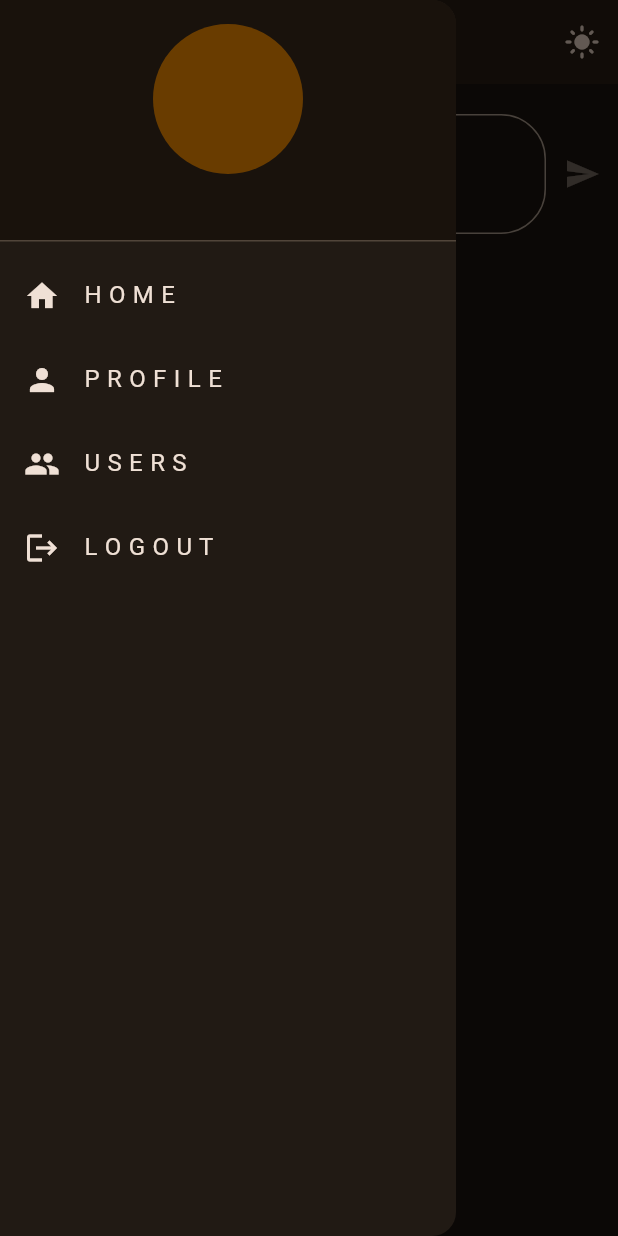
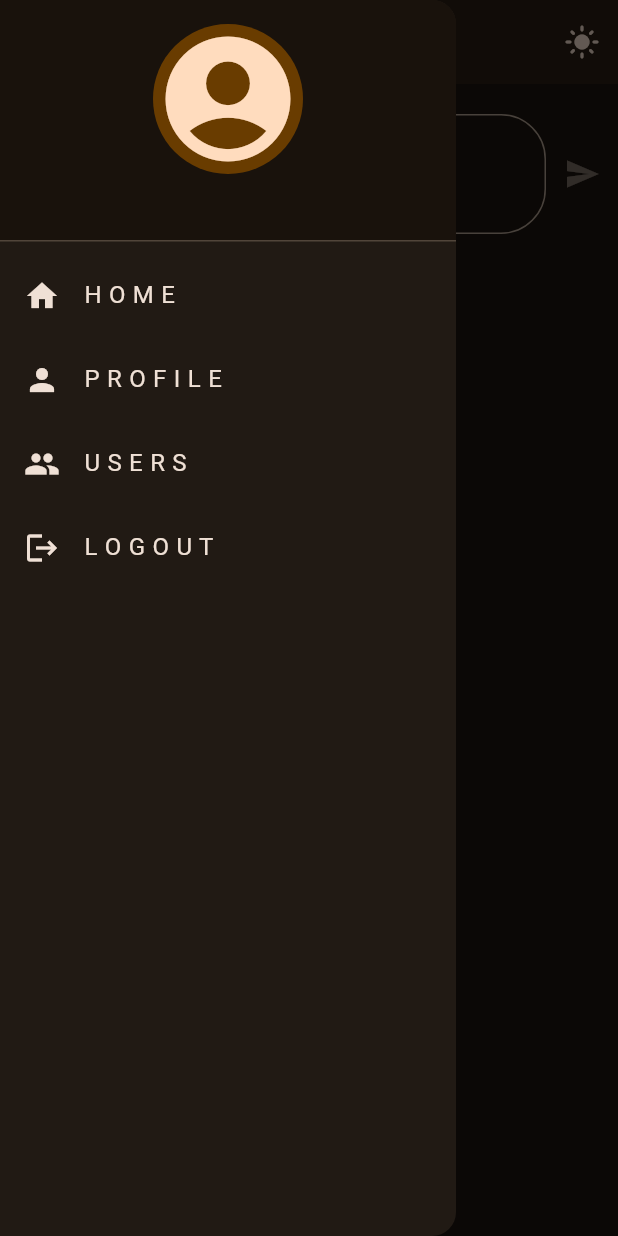
Before and after one commit to CROztk/CROztk.github.io, a Flutter app: the screen it shows once a user with an empty profile is signed in, with the side drawer open, on a phone screen of 412 x 824 dp. Run offline on Flutter 3.47's test engine with Material 3 defaults, Android fonts, the light colour scheme and no system bars; our stand-ins replace cloud_firestore, firebase_auth, firebase_core, firebase_storage, image_picker; accounts and stored records are empty; network calls fail.

Commit message:
bug fixes

```diff
--- a/social/lib/Desktop/register_page_d.dart
+++ b/social/lib/Desktop/register_page_d.dart
@@ -161,7 +161,7 @@ class _MyRegisterPageDesktopState extends State<MyRegisterPageDesktop> {
         "followers": [],
         "following": [],
         "bio": "",
-        "dob": "",
+        "dob": Timestamp.now(),
       };
 
       // save user document to the database
--- a/social/lib/Mobile/profile_page_m.dart
+++ b/social/lib/Mobile/profile_page_m.dart
@@ -45,7 +45,9 @@ class _MyProfilePageMobileState extends State<MyProfilePageMobile> {
     // set the user details
     username = userDetails['username'];
     email = userDetails['email'];
-    dob = userDetails['dob'].toString().substring(0, 10);
+    dob = userDetails["dob"].toString().isEmpty
+        ? ""
+        : userDetails['dob'].toString().substring(0, 10);
     bio = userDetails['bio'];
     following = List<String>.from(userDetails['following'] ?? []);
     followers = List<String>.from(userDetails['followers'] ?? []);
@@ -108,6 +110,7 @@ class _MyProfilePageMobileState extends State<MyProfilePageMobile> {
             return const Center(child: CircularProgressIndicator());
           }
           if (snapshot.hasError) {
+            print(snapshot.error);
             return Column(
               mainAxisAlignment: MainAxisAlignment.center,
               children: const [
--- a/social/lib/Mobile/register_page_m.dart
+++ b/social/lib/Mobile/register_page_m.dart
@@ -162,7 +162,7 @@ class _MyRegisterPageMobileState extends State<MyRegisterPageMobile> {
         "followers": [],
         "following": [],
         "bio": "",
-        "dob": "",
+        "dob": Timestamp.now(),
       };
 
       // save user document to the database
--- a/social/lib/Tablet/register_page_t.dart
+++ b/social/lib/Tablet/register_page_t.dart
@@ -154,7 +154,7 @@ class _MyRegisterPageTabletState extends State<MyRegisterPageTablet> {
         "followers": [],
         "following": [],
         "bio": "",
-        "dob": "",
+        "dob": Timestamp.now(),
       };
 
       // save user document to the database
--- a/social/lib/components/my_drawer.dart
+++ b/social/lib/components/my_drawer.dart
@@ -43,6 +43,10 @@ class _MyDrawerState extends State<MyDrawer> {
                     }
                     return const CircleAvatar(
                       radius: 50,
+                      child: Icon(
+                        Icons.account_circle,
+                        size: 100,
+                      ),
                     );
                   },
                 ),
```
Also changed, not shown: 3 other files.
